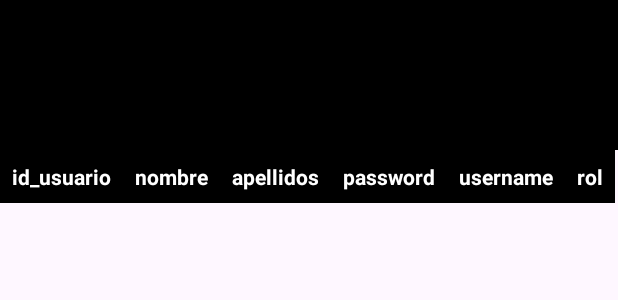
After one commit to JovaxdMc/ProyectoEstacionamiento, an Android app: the layout activity_users.xml on its own in the app's theme, with its tools: preview values and no code run, on a phone screen of 412 x 824 dp. The commit adds this screen. Shown: the top 300 px of the screen. Run offline under Robolectric (Android 15) with nearby library versions, the phone set to English and light mode, and no system bars; network calls fail.

Commit message:
tabla de usuarios

```diff
--- a/app/src/main/AndroidManifest.xml
+++ b/app/src/main/AndroidManifest.xml
@@ -22,6 +22,9 @@
         android:supportsRtl="true"
         android:theme="@style/Theme.ProyectoEstacionamiento"
         tools:targetApi="31">
+        <activity
+            android:name=".Users"
+            android:exported="false" />
         <activity
             android:name=".Pluma"
             android:exported="false" />
--- a/app/src/main/java/com/example/proyectoestacionamiento/MenuUsers2.java
+++ b/app/src/main/java/com/example/proyectoestacionamiento/MenuUsers2.java
@@ -90,9 +90,7 @@ public class MenuUsers2 extends AppCompatActivity {
 
             }
         });
-
     }
-
     private void obtenerNumeroEspaciosDisponibles() {
         // URL de la API
         String url = "https://estacionamientohmagdl.000webhostapp.com/Estacionamiento/Lugares/lugares.php?endpoint=contar_espacios";
--- /dev/null
+++ b/app/src/main/res/layout/activity_users.xml
@@ -0,0 +1,87 @@
+<?xml version="1.0" encoding="utf-8"?>
+<RelativeLayout xmlns:android="http://schemas.android.com/apk/res/android"
+    xmlns:tools="http://schemas.android.com/tools"
+    android:layout_width="match_parent"
+    android:layout_height="match_parent"
+    tools:context=".Users">
+
+    <!-- Encabezado -->
+    <LinearLayout
+        android:layout_width="match_parent"
+        android:layout_height="100dp"
+        android:background="@color/black">
+        <!-- Contenido del encabezado (si lo tienes) -->
+    </LinearLayout>
+
+    <!-- Contenido principal -->
+    <LinearLayout
+        android:layout_width="match_parent"
+        android:layout_height="wrap_content"
+        android:layout_marginTop="100dp">
+
+        <!-- Tabla de Usuarios -->
+        <TableLayout
+            android:id="@+id/idTable"
+            android:layout_width="match_parent"
+            android:layout_height="wrap_content"
+            android:stretchColumns="*"
+            android:textAlignment="viewStart">
+
+            <!-- Fila de Encabezado -->
+            <TableRow>
+                <TextView
+                    android:layout_width="wrap_content"
+                    android:layout_height="wrap_content"
+                    android:text="id_usuario"
+                    android:background="@color/black"
+                    android:textColor="@color/white"
+                    android:textStyle="bold"
+                    android:padding="8dp" />
+
+                <TextView
+                    android:layout_width="wrap_content"
+                    android:layout_height="wrap_content"
+                    android:text="nombre"
+                    android:background="@color/black"
+                    android:textColor="@color/white"
+                    android:textStyle="bold"
+                    android:padding="8dp" />
+
+                <TextView
+                    android:layout_width="wrap_content"
+                    android:layout_height="wrap_content"
+                    android:background="@color/black"
+                    android:textColor="@color/white"
+                    android:text="apellidos"
+                    android:textStyle="bold"
+                    android:padding="8dp" />
+
+                <TextView
+                    android:layout_width="wrap_content"
+                    android:layout_height="wrap_content"
+                    android:background="@color/black"
+                    android:textColor="@color/white"
+                    android:text="password"
+                    android:textStyle="bold"
+                    android:padding="8dp" />
+                <TextView
+                    android:layout_width="wrap_content"
+                    android:layout_height="wrap_content"
+                    android:background="@color/black"
+                    android:textColor="@color/white"
+                    android:text="username"
+                    android:textStyle="bold"
+                    android:padding="8dp" />
+
+                <TextView
+                    android:layout_width="wrap_content"
+                    android:layout_height="wrap_content"
+                    android:background="@color/black"
+                    android:textColor="@color/white"
+                    android:text="rol"
+                    android:textStyle="bold"
+                    android:padding="8dp" />
+            </TableRow>
+        </TableLayout>
+    </LinearLayout>
+</RelativeLayout>
```
Also changed, not shown: app/src/main/java/com/example/proyectoestacionamiento/MenuAdmin.java (+10 -1 lines), app/src/main/java/com/example/proyectoestacionamiento/Users.java (added, +91 -0 lines), app/src/main/res/layout/activity_menu_admin.xml (+29 -0 lines), app/src/main/res/layout/activity_menu_users2.xml (+17 -0 lines), app/src/main/res/drawable/usuario.png (added).
